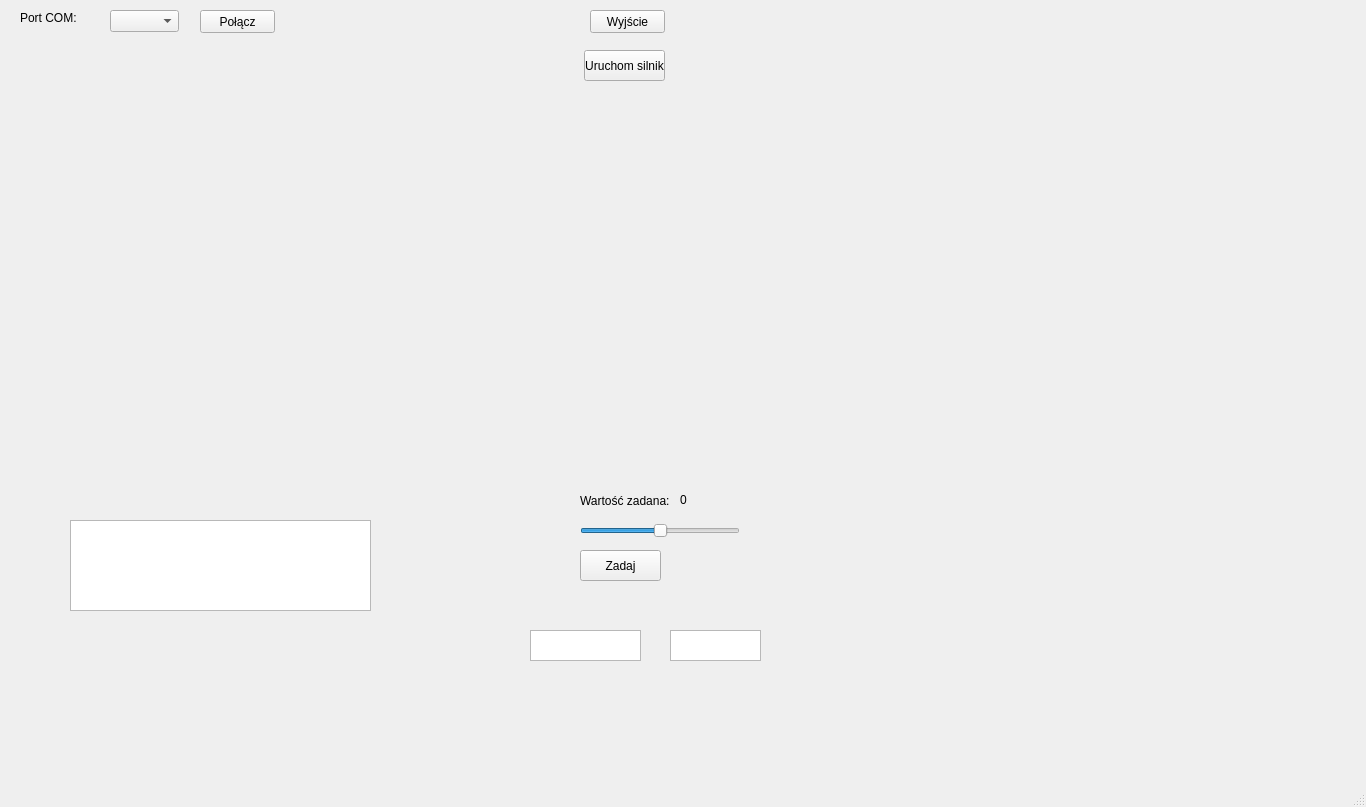
First picture: the form in scada/SCADA/mainwindow.ui, repository mateusz28431/SCADA_STM32, before the edit.
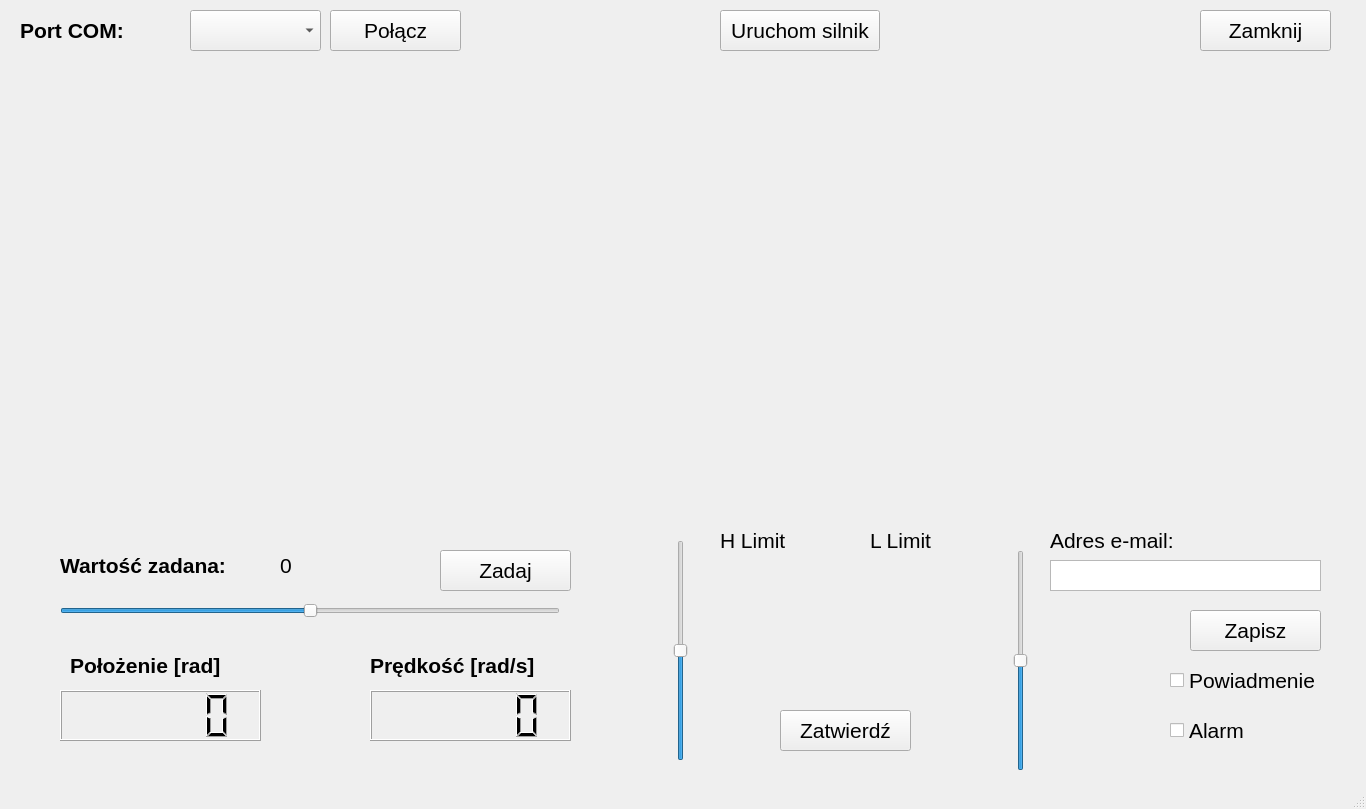
Second picture: the form after the edit. Custom widgets are drawn as their Qt base class.

Patch:
```diff
--- a/scada/SCADA/mainwindow.ui
+++ b/scada/SCADA/mainwindow.ui
@@ -2,14 +2,35 @@
 <ui version="4.0">
  <class>MainWindow</class>
  <widget class="QMainWindow" name="MainWindow">
+  <property name="enabled">
+   <bool>true</bool>
+  </property>
   <property name="geometry">
    <rect>
     <x>0</x>
     <y>0</y>
     <width>1366</width>
-    <height>807</height>
+    <height>809</height>
    </rect>
   </property>
+  <property name="minimumSize">
+   <size>
+    <width>1366</width>
+    <height>500</height>
+   </size>
+  </property>
+  <property name="maximumSize">
+   <size>
+    <width>1366</width>
+    <height>809</height>
+   </size>
+  </property>
+  <property name="sizeIncrement">
+   <size>
+    <width>1</width>
+    <height>1</height>
+   </size>
+  </property>
   <property name="windowTitle">
    <string>MainWindow</string>
   </property>
@@ -25,10 +46,18 @@
      <rect>
       <x>20</x>
       <y>10</y>
-      <width>61</width>
-      <height>16</height>
+      <width>131</width>
+      <height>41</height>
      </rect>
     </property>
+    <property name="font">
+     <font>
+      <pointsize>16</pointsize>
+      <weight>75</weight>
+      <italic>false</italic>
+      <bold>true</bold>
+     </font>
+    </property>
     <property name="text">
      <string>Port COM:</string>
     </property>
@@ -36,12 +65,17 @@
    <widget class="QPushButton" name="connectButton">
     <property name="geometry">
      <rect>
-      <x>200</x>
+      <x>330</x>
       <y>10</y>
-      <width>75</width>
-      <height>23</height>
+      <width>131</width>
+      <height>41</height>
      </rect>
     </property>
+    <property name="font">
+     <font>
+      <pointsize>16</pointsize>
+     </font>
+    </property>
     <property name="text">
      <string>Połącz</string>
     </property>
@@ -49,63 +83,74 @@
    <widget class="QComboBox" name="COMcomboBox">
     <property name="geometry">
      <rect>
-      <x>110</x>
+      <x>190</x>
       <y>10</y>
-      <width>69</width>
-      <height>22</height>
+      <width>131</width>
+      <height>41</height>
      </rect>
     </property>
+    <property name="font">
+     <font>
+      <pointsize>16</pointsize>
+     </font>
+    </property>
    </widget>
    <widget class="QPushButton" name="exitButton">
     <property name="geometry">
      <rect>
-      <x>590</x>
+      <x>1200</x>
       <y>10</y>
-      <width>75</width>
-      <height>23</height>
+      <width>131</width>
+      <height>41</height>
      </rect>
     </property>
+    <property name="font">
+     <font>
+      <pointsize>16</pointsize>
+     </font>
+    </property>
     <property name="text">
-     <string>Wyjście</string>
+     <string>Zamknij</string>
     </property>
    </widget>
    <widget class="QPushButton" name="startMotor">
     <property name="geometry">
      <rect>
-      <x>584</x>
-      <y>50</y>
-      <width>81</width>
-      <height>31</height>
+      <x>720</x>
+      <y>10</y>
+      <width>160</width>
+      <height>41</height>
      </rect>
     </property>
+    <property name="sizePolicy">
+     <sizepolicy hsizetype="Minimum" vsizetype="Fixed">
+      <horstretch>0</horstretch>
+      <verstretch>3</verstretch>
+     </sizepolicy>
+    </property>
+    <property name="font">
+     <font>
+      <pointsize>16</pointsize>
+     </font>
+    </property>
     <property name="text">
      <string>Uruchom silnik</string>
     </property>
    </widget>
-   <widget class="QTextEdit" name="textEdit">
-    <property name="geometry">
-     <rect>
-      <x>70</x>
-      <y>520</y>
-      <width>301</width>
-      <height>91</height>
-     </rect>
-    </property>
-   </widget>
    <widget class="QSlider" name="horizontalSlider">
     <property name="geometry">
      <rect>
-      <x>580</x>
-      <y>520</y>
-      <width>160</width>
-      <height>22</height>
+      <x>60</x>
+      <y>590</y>
+      <width>500</width>
+      <height>41</height>
      </rect>
     </property>
     <property name="minimum">
-     <number>-10</number>
+     <number>-180</number>
     </property>
     <property name="maximum">
-     <number>10</number>
+     <number>180</number>
     </property>
     <property name="singleStep">
      <number>0</number>
@@ -117,12 +162,19 @@
    <widget class="QLabel" name="label_2">
     <property name="geometry">
      <rect>
-      <x>580</x>
-      <y>490</y>
-      <width>91</width>
-      <height>21</height>
+      <x>60</x>
+      <y>550</y>
+      <width>201</width>
+      <height>31</height>
      </rect>
     </property>
+    <property name="font">
+     <font>
+      <pointsize>16</pointsize>
+      <weight>75</weight>
+      <bold>true</bold>
+     </font>
+    </property>
     <property name="text">
      <string>Wartość zadana:</string>
     </property>
@@ -130,12 +182,17 @@
    <widget class="QLabel" name="zadanaLabel">
     <property name="geometry">
      <rect>
-      <x>680</x>
-      <y>490</y>
-      <width>61</width>
-      <height>20</height>
+      <x>280</x>
+      <y>550</y>
+      <width>141</width>
+      <height>31</height>
      </rect>
     </property>
+    <property name="font">
+     <font>
+      <pointsize>16</pointsize>
+     </font>
+    </property>
     <property name="frameShadow">
      <enum>QFrame::Sunken</enum>
     </property>
@@ -146,55 +203,331 @@
    <widget class="QPushButton" name="zadaj">
     <property name="geometry">
      <rect>
-      <x>580</x>
+      <x>440</x>
       <y>550</y>
-      <width>81</width>
-      <height>31</height>
+      <width>131</width>
+      <height>41</height>
      </rect>
     </property>
+    <property name="font">
+     <font>
+      <pointsize>16</pointsize>
+     </font>
+    </property>
     <property name="text">
      <string>Zadaj</string>
     </property>
    </widget>
-   <widget class="QTextEdit" name="x1_val">
+   <widget class="QCheckBox" name="notification">
     <property name="geometry">
      <rect>
-      <x>530</x>
-      <y>630</y>
-      <width>111</width>
-      <height>31</height>
+      <x>1170</x>
+      <y>660</y>
+      <width>151</width>
+      <height>41</height>
      </rect>
     </property>
+    <property name="font">
+     <font>
+      <pointsize>16</pointsize>
+     </font>
+    </property>
+    <property name="text">
+     <string>Powiadmenie</string>
+    </property>
    </widget>
    <widget class="QTextEdit" name="x2_val">
     <property name="geometry">
      <rect>
-      <x>670</x>
-      <y>630</y>
-      <width>91</width>
+      <x>1050</x>
+      <y>560</y>
+      <width>271</width>
       <height>31</height>
      </rect>
     </property>
+    <property name="font">
+     <font>
+      <pointsize>12</pointsize>
+     </font>
+    </property>
    </widget>
-   <widget class="QCustomPlot" name="CustomPlot" native="true">
+   <widget class="QPushButton" name="saveEmailBtn">
     <property name="geometry">
      <rect>
-      <x>50</x>
-      <y>150</y>
-      <width>501</width>
-      <height>261</height>
+      <x>1190</x>
+      <y>610</y>
+      <width>131</width>
+      <height>41</height>
      </rect>
     </property>
+    <property name="font">
+     <font>
+      <pointsize>16</pointsize>
+     </font>
+    </property>
+    <property name="text">
+     <string>Zapisz</string>
+    </property>
    </widget>
-   <widget class="QCustomPlot" name="CustomPlot2" native="true">
+   <widget class="QSlider" name="Hslider">
     <property name="geometry">
      <rect>
+      <x>660</x>
+      <y>540</y>
+      <width>41</width>
+      <height>221</height>
+     </rect>
+    </property>
+    <property name="minimum">
+     <number>-180</number>
+    </property>
+    <property name="maximum">
+     <number>180</number>
+    </property>
+    <property name="singleStep">
+     <number>10</number>
+    </property>
+    <property name="orientation">
+     <enum>Qt::Vertical</enum>
+    </property>
+   </widget>
+   <widget class="QSlider" name="Lslider">
+    <property name="geometry">
+     <rect>
+      <x>1000</x>
+      <y>550</y>
+      <width>41</width>
+      <height>221</height>
+     </rect>
+    </property>
+    <property name="minimum">
+     <number>-180</number>
+    </property>
+    <property name="maximum">
+     <number>180</number>
+    </property>
+    <property name="singleStep">
+     <number>10</number>
+    </property>
+    <property name="orientation">
+     <enum>Qt::Vertical</enum>
+    </property>
+   </widget>
+   <widget class="QLabel" name="label_3">
+    <property name="geometry">
+     <rect>
       <x>720</x>
-      <y>110</y>
-      <width>501</width>
-      <height>281</height>
+      <y>530</y>
+      <width>100</width>
+      <height>20</height>
      </rect>
     </property>
+    <property name="font">
+     <font>
+      <pointsize>16</pointsize>
+     </font>
+    </property>
+    <property name="text">
+     <string>H Limit</string>
+    </property>
+   </widget>
+   <widget class="QLabel" name="HLabel">
+    <property name="geometry">
+     <rect>
+      <x>720</x>
+      <y>580</y>
+      <width>131</width>
+      <height>20</height>
+     </rect>
+    </property>
+    <property name="font">
+     <font>
+      <pointsize>16</pointsize>
+     </font>
+    </property>
+    <property name="text">
+     <string/>
+    </property>
+   </widget>
+   <widget class="QLabel" name="LLabel">
+    <property name="geometry">
+     <rect>
+      <x>870</x>
+      <y>580</y>
+      <width>131</width>
+      <height>20</height>
+     </rect>
+    </property>
+    <property name="font">
+     <font>
+      <pointsize>16</pointsize>
+     </font>
+    </property>
+    <property name="text">
+     <string/>
+    </property>
+   </widget>
+   <widget class="QLabel" name="label_6">
+    <property name="geometry">
+     <rect>
+      <x>870</x>
+      <y>530</y>
+      <width>71</width>
+      <height>20</height>
+     </rect>
+    </property>
+    <property name="font">
+     <font>
+      <pointsize>16</pointsize>
+     </font>
+    </property>
+    <property name="text">
+     <string>L Limit</string>
+    </property>
+   </widget>
+   <widget class="QPushButton" name="applyAlarmbtn">
+    <property name="geometry">
+     <rect>
+      <x>780</x>
+      <y>710</y>
+      <width>131</width>
+      <height>41</height>
+     </rect>
+    </property>
+    <property name="font">
+     <font>
+      <pointsize>16</pointsize>
+     </font>
+    </property>
+    <property name="text">
+     <string>Zatwierdź</string>
+    </property>
+   </widget>
+   <widget class="QCheckBox" name="setAlarm">
+    <property name="geometry">
+     <rect>
+      <x>1170</x>
+      <y>710</y>
+      <width>131</width>
+      <height>41</height>
+     </rect>
+    </property>
+    <property name="font">
+     <font>
+      <pointsize>16</pointsize>
+     </font>
+    </property>
+    <property name="text">
+     <string>Alarm</string>
+    </property>
+   </widget>
+   <widget class="QLCDNumber" name="x1_disp">
+    <property name="geometry">
+     <rect>
+      <x>60</x>
+      <y>690</y>
+      <width>201</width>
+      <height>51</height>
+     </rect>
+    </property>
+    <property name="smallDecimalPoint">
+     <bool>true</bool>
+    </property>
+    <property name="digitCount">
+     <number>5</number>
+    </property>
+   </widget>
+   <widget class="QLCDNumber" name="x2_disp">
+    <property name="geometry">
+     <rect>
+      <x>370</x>
+      <y>690</y>
+      <width>201</width>
+      <height>51</height>
+     </rect>
+    </property>
+    <property name="smallDecimalPoint">
+     <bool>true</bool>
+    </property>
+    <property name="digitCount">
+     <number>5</number>
+    </property>
+   </widget>
+   <widget class="QLabel" name="label_4">
+    <property name="geometry">
+     <rect>
+      <x>70</x>
+      <y>650</y>
+      <width>201</width>
+      <height>31</height>
+     </rect>
+    </property>
+    <property name="font">
+     <font>
+      <pointsize>16</pointsize>
+      <weight>75</weight>
+      <bold>true</bold>
+     </font>
+    </property>
+    <property name="text">
+     <string>Położenie [rad]</string>
+    </property>
+   </widget>
+   <widget class="QLabel" name="label_5">
+    <property name="geometry">
+     <rect>
+      <x>370</x>
+      <y>650</y>
+      <width>201</width>
+      <height>31</height>
+     </rect>
+    </property>
+    <property name="font">
+     <font>
+      <pointsize>16</pointsize>
+      <weight>75</weight>
+      <bold>true</bold>
+     </font>
+    </property>
+    <property name="text">
+     <string>Prędkość [rad/s]</string>
+    </property>
+   </widget>
+   <widget class="QLabel" name="label_7">
+    <property name="geometry">
+     <rect>
+      <x>1050</x>
+      <y>530</y>
+      <width>181</width>
+      <height>20</height>
+     </rect>
+    </property>
+    <property name="font">
+     <font>
+      <pointsize>16</pointsize>
+     </font>
+    </property>
+    <property name="text">
+     <string>Adres e-mail:</string>
+    </property>
+   </widget>
+   <widget class="QWidget" name="layoutWidget">
+    <property name="geometry">
+     <rect>
+      <x>20</x>
+      <y>70</y>
+      <width>1321</width>
+      <height>441</height>
+     </rect>
+    </property>
+    <layout class="QHBoxLayout" name="horizontalLayout">
+     <item>
+      <widget class="QCustomPlot" name="CustomPlot" native="true"/>
+     </item>
+     <item>
+      <widget class="QCustomPlot" name="CustomPlot2" native="true"/>
+     </item>
+    </layout>
    </widget>
   </widget>
   <widget class="QMenuBar" name="menuBar">
@@ -210,7 +543,13 @@
     </rect>
    </property>
   </widget>
-  <widget class="QStatusBar" name="statusBar"/>
+  <widget class="QStatusBar" name="statusBar">
+   <property name="font">
+    <font>
+     <pointsize>16</pointsize>
+    </font>
+   </property>
+  </widget>
  </widget>
  <layoutdefault spacing="6" margin="11"/>
  <customwidgets>
```
Left out of the diff: 6 changed lines with no effect on the pictures.
